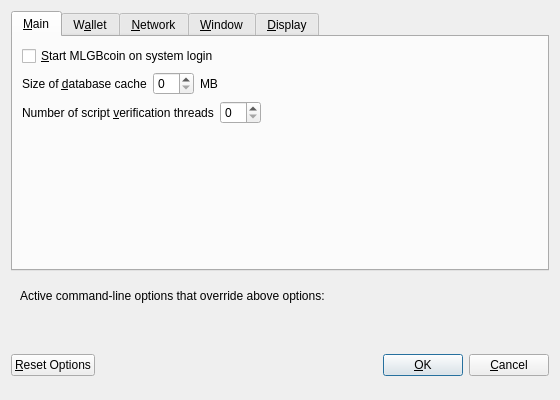
The window that src/qt/forms/optionsdialog.ui (MassGrid/MassGrid) describes before a commit, drawn with Qt 5.
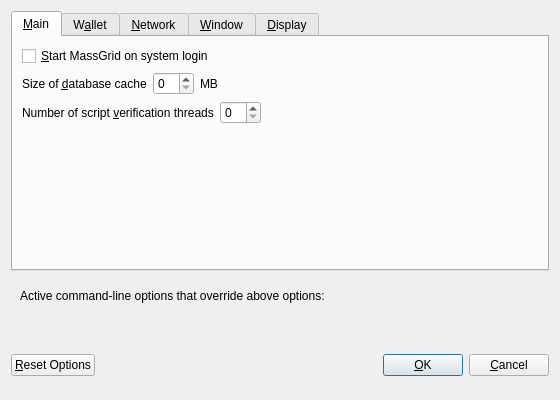
The same window after the commit. Custom widgets are drawn as their Qt base class.

Commit message: MLGB to Mass Grid Chain!

The edit to the form file:
```diff
--- a/src/qt/forms/optionsdialog.ui
+++ b/src/qt/forms/optionsdialog.ui
@@ -33,7 +33,7 @@
           <string>Automatically start MLGBcoin after logging in to the system.</string>
          </property>
          <property name="text">
-          <string>&amp;Start MLGBcoin on system login</string>
+          <string>&amp;Start MassGrid on system login</string>
          </property>
         </widget>
        </item>
```
Left out of the diff: 10 changed lines with no effect on the pictures. The commit also changes 475 other files.
